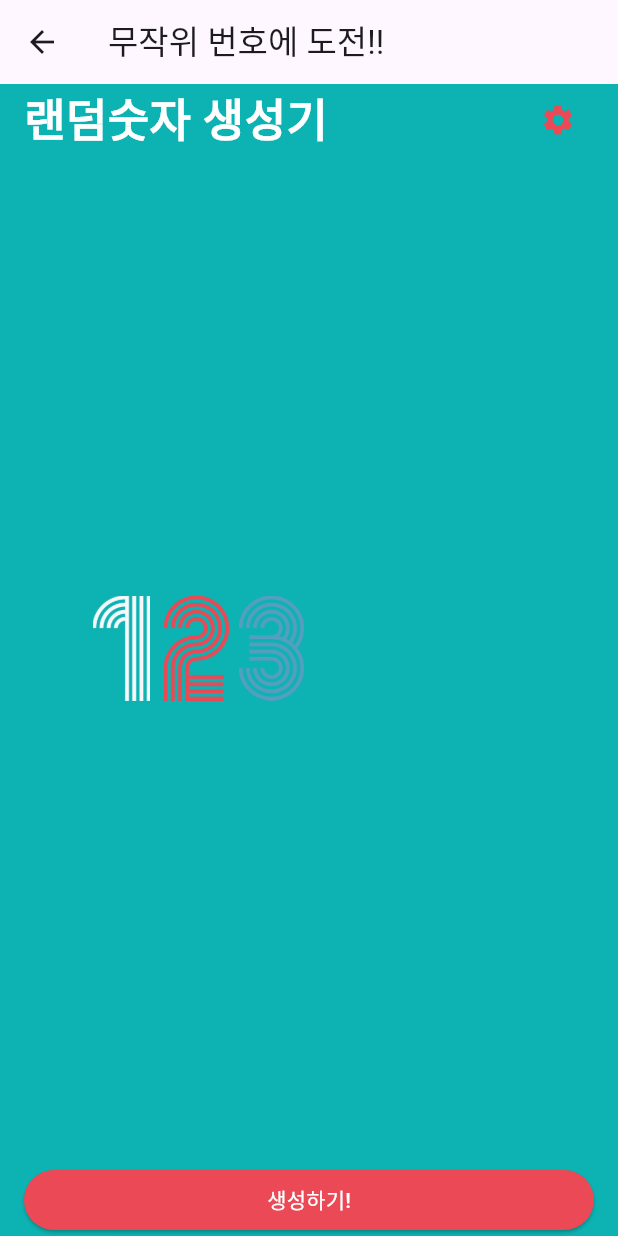
After one commit to poseidonKey/my_karaoke_sql_riverpod_v1_0, a Flutter app: the RandomHomeScreen screen opened directly, on a phone screen of 412 x 824 dp. The commit adds this screen. Run offline on Flutter 3.47's test engine with Material 3 defaults, Android fonts, the light colour scheme and no system bars; our stand-ins replace flutter_riverpod, go_router, sqflite, youtube_player_flutter; accounts and stored records are empty.

Commit message:
무작위 번호 추첨까지

```diff
--- /dev/null
+++ b/lib/components/number_row.dart
@@ -0,0 +1,27 @@
+import 'package:flutter/material.dart';
+
+class NumberRow extends StatelessWidget {
+  final int number;
+
+  const NumberRow({
+    required this.number,
+    Key? key,
+  }) : super(key: key);
+
+  @override
+  Widget build(BuildContext context) {
+    return Row(
+      children: number
+          .toString()
+          .split('')
+          .map(
+            (e) => Image.asset(
+              'assets/img/$e.png',
+              width: 50.0,
+              height: 70.0,
+            ),
+          )
+          .toList(),
+    );
+  }
+}
--- a/lib/components/song_item_component.dart
+++ b/lib/components/song_item_component.dart
@@ -73,7 +73,10 @@ class _SongItemComponent1State extends ConsumerState<SongItemComponent> {
           onTap: () {
             // context.go('/home/songView');
             Navigator.of(context).push(
-              MaterialPageRoute(builder: (context) => const SongViewscreen()),
+              MaterialPageRoute(
+                  builder: (context) => SongViewscreen(
+                        item: widget.item,
+                      )),
             );
             print(widget.item.id);
           },
--- a/lib/const/const.dart
+++ b/lib/const/const.dart
@@ -15,3 +15,5 @@ const ERROR_COLOR = Colors.red;
 const backgroundColor = Color(0xff0e0e0e);
 const primaryColor = Colors.white;
 final secondaryColor = Colors.grey.shade600;
+const Color RED_COLOR = Color(0xFFEA4955);
+const Color BLUE_COLOR = Color(0xFF549FBF);
--- a/lib/screens/home_screen.dart
+++ b/lib/screens/home_screen.dart
@@ -8,7 +8,7 @@ import 'package:my_karaoke_sql_riverpod_v1_0/models/song_item_model.dart';
 import 'package:my_karaoke_sql_riverpod_v1_0/riverpods/filtered_song_list_provider.dart';
 import 'package:my_karaoke_sql_riverpod_v1_0/riverpods/song_item_notifier_provider.dart';
 import 'package:my_karaoke_sql_riverpod_v1_0/riverpods/songs_count_provider.dart';
-import 'package:my_karaoke_sql_riverpod_v1_0/screens/root_screen.dart';
+import 'package:my_karaoke_sql_riverpod_v1_0/screens/random_home_screen.dart';
 import 'package:my_karaoke_sql_riverpod_v1_0/screens/song_add_screen.dart';
 
 class HomeScreen extends ConsumerStatefulWidget {
@@ -325,7 +325,7 @@ class _HomeScreenState extends ConsumerState<HomeScreen> {
               Navigator.pop(context);
               Navigator.of(context).push(
                 MaterialPageRoute(
-                  builder: (context) => const RootScreen(),
+                  builder: (context) => const RandomHomeScreen(),
                 ),
               );
             },
--- /dev/null
+++ b/lib/screens/random_home_screen.dart
@@ -0,0 +1,179 @@
+import 'dart:math';
+import 'package:flutter/material.dart';
+import 'package:my_karaoke_sql_riverpod_v1_0/components/number_row.dart';
+import 'package:my_karaoke_sql_riverpod_v1_0/const/const.dart';
+import 'package:my_karaoke_sql_riverpod_v1_0/screens/random_settings_screen.dart';
+
+class RandomHomeScreen extends StatefulWidget {
+  const RandomHomeScreen({Key? key}) : super(key: key);
+
+  @override
+  _RandomHomeScreenState createState() => _RandomHomeScreenState();
+}
+
+class _RandomHomeScreenState extends State<RandomHomeScreen> {
+  int maxNumber = 1000;
+  List<int> randomNumbers = [
+    123,
+  ];
+
+  @override
+  Widget build(BuildContext context) {
+    return Scaffold(
+      backgroundColor: PRIMARY_COLOR,
+      appBar: AppBar(
+        title: const Text('무작위 번호에 도전!!'),
+      ),
+      body: SafeArea(
+        child: Padding(
+          padding: const EdgeInsets.symmetric(
+            horizontal: 16.0,
+          ),
+          child: Column(
+            crossAxisAlignment: CrossAxisAlignment.start,
+            children: [
+              _Header(
+                onPressed: onSettingsPop,
+              ),
+              _Body(
+                randomNumbers: randomNumbers,
+              ),
+              _Footer(
+                onPressed: onRandomNumberGenerate,
+              ),
+            ],
+          ),
+        ),
+      ),
+    );
+  }
+
+  void onSettingsPop() async {
+    // list - add
+    // [HomeScreen(), SettingsScreen()]
+    final int? result = await Navigator.of(context).push<int>(
+      MaterialPageRoute(
+        builder: (BuildContext context) {
+          return RandomSettingsScreen(
+            maxNumber: maxNumber,
+          );
+        },
+      ),
+    );
+
+    if (result != null) {
+      setState(() {
+        maxNumber = result;
+      });
+    }
+  }
+
+  void onRandomNumberGenerate() {
+    final rand = Random();
+
+    final Set<int> newNumbers = {};
+
+    while (newNumbers.length != 1) {
+      final number = rand.nextInt(maxNumber);
+
+      newNumbers.add(number);
+    }
+
+    setState(() {
+      randomNumbers = newNumbers.toList();
+    });
+  }
+}
+
+class _Header extends StatelessWidget {
+  final VoidCallback onPressed;
+
+  const _Header({
+    required this.onPressed,
+    Key? key,
+  }) : super(key: key);
+
+  @override
+  Widget build(BuildContext context) {
+    return Row(
+      mainAxisAlignment: MainAxisAlignment.spaceBetween,
+      children: [
+        const Text(
+          '랜덤숫자 생성기',
+          style: TextStyle(
+            color: Colors.white,
+            fontSize: 30.0,
+            fontWeight: FontWeight.w700,
+          ),
+        ),
+        IconButton(
+          onPressed: onPressed,
+          icon: const Icon(
+            Icons.settings,
+            color: RED_COLOR,
+          ),
+        ),
+      ],
+    );
+  }
+}
+
+class _Body extends StatelessWidget {
+  final List<int> randomNumbers;
+
+  const _Body({
+    required this.randomNumbers,
+    Key? key,
+  }) : super(key: key);
+
+  @override
+  Widget build(BuildContext context) {
+    return Expanded(
+      child: SizedBox(
+        width: double.infinity,
+        child: Column(
+          mainAxisAlignment: MainAxisAlignment.center,
+          children: randomNumbers
+              .asMap()
+              .entries
+              .map(
+                (x) => Padding(
+                  padding:
+                      EdgeInsets.only(left: 40, bottom: x.key == 2 ? 0 : 16.0),
+                  child: NumberRow(
+                    number: x.value,
+                  ),
+                ),
+              )
+              .toList(),
+        ),
+      ),
+    );
+  }
+}
+
+class _Footer extends StatelessWidget {
+  final VoidCallback onPressed;
+
+  const _Footer({
+    required this.onPressed,
+    Key? key,
+  }) : super(key: key);
+
+  @override
+  Widget build(BuildContext context) {
+    return SizedBox(
+      width: double.infinity,
+      child: ElevatedButton(
+        style: ElevatedButton.styleFrom(
+          backgroundColor: RED_COLOR,
+        ),
+        onPressed: onPressed,
+        child: const Text(
+          '생성하기!',
+          style: TextStyle(color: Colors.white),
+        ),
+      ),
+    );
+  }
+}
--- /dev/null
+++ b/lib/screens/random_settings_screen.dart
@@ -0,0 +1,112 @@
+import 'package:flutter/material.dart';
+import 'package:my_karaoke_sql_riverpod_v1_0/components/number_row.dart';
+import 'package:my_karaoke_sql_riverpod_v1_0/const/const.dart';
+
+class RandomSettingsScreen extends StatefulWidget {
+  final int maxNumber;
+
+  const RandomSettingsScreen({required this.maxNumber, Key? key})
+      : super(key: key);
+
+  @override
+  _RandomSettingsScreenState createState() => _RandomSettingsScreenState();
+}
+
+class _RandomSettingsScreenState extends State<RandomSettingsScreen> {
+  double maxNumber = 1000;
+
+  @override
+  void initState() {
+    super.initState();
+
+    maxNumber = widget.maxNumber.toDouble();
+  }
+
+  @override
+  Widget build(BuildContext context) {
+    return Scaffold(
+      backgroundColor: PRIMARY_COLOR,
+      body: SafeArea(
+        child: Padding(
+          padding: const EdgeInsets.symmetric(
+            horizontal: 16.0,
+          ),
+          child: Column(
+            crossAxisAlignment: CrossAxisAlignment.stretch,
+            children: [
+              _Body(maxNumber: maxNumber),
+              _Footer(
+                maxNumber: maxNumber,
+                onSliderChanged: onSliderChanged,
+                onButtonPressed: onButtonPressed,
+              ),
+            ],
+          ),
+        ),
+      ),
+    );
+  }
+
+  void onSliderChanged(double val) {
+    setState(() {
+      maxNumber = val;
+    });
+  }
+
+  void onButtonPressed() {
+    Navigator.of(context).pop(maxNumber.toInt());
+  }
+}
+
+class _Body extends StatelessWidget {
+  final double maxNumber;
+
+  const _Body({
+    required this.maxNumber,
+    Key? key,
+  }) : super(key: key);
+
+  @override
+  Widget build(BuildContext context) {
+    return Expanded(
+      child: NumberRow(
+        number: maxNumber.toInt(),
+      ),
+    );
+  }
+}
+
+class _Footer extends StatelessWidget {
+  final double maxNumber;
+  final ValueChanged<double>? onSliderChanged;
+  final VoidCallback onButtonPressed;
+
+  const _Footer({
+    required this.maxNumber,
+    required this.onSliderChanged,
+    required this.onButtonPressed,
+    Key? key,
+  }) : super(key: key);
+
+  @override
+  Widget build(BuildContext context) {
+    return Column(
+      crossAxisAlignment: CrossAxisAlignment.stretch,
+      children: [
+        Slider(
+          value: maxNumber,
+          min: 1000,
+          max: 100000,
+          onChanged: onSliderChanged,
+        ),
+        ElevatedButton(
+          onPressed: onButtonPressed,
+          style: ElevatedButton.styleFrom(
+            backgroundColor: RED_COLOR,
+          ),
+          child: const Text('저장!'),
+        ),
+      ],
+    );
+  }
+}
```
Also changed, not shown: lib/screens/dice_home_screen.dart (deleted, +0 -44 lines), lib/screens/root_screen.dart (deleted, +0 -98 lines), lib/screens/settings_screen.dart (deleted, +0 -43 lines), lib/screens/song_view_screen.dart (+35 -2 lines), assets/img/0.png (added), assets/img/1.png, assets/img/2.png, assets/img/3.png, assets/img/4.png, assets/img/5.png, assets/img/6.png, assets/img/7.png (added), assets/img/8.png (added), assets/img/9.png (added).
